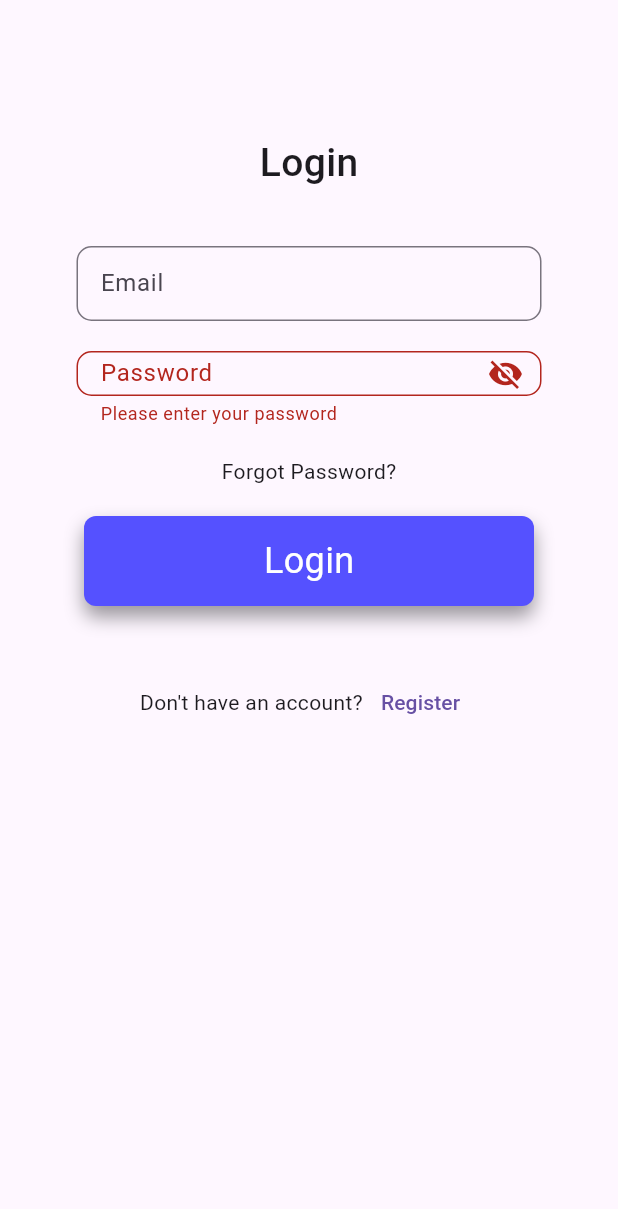
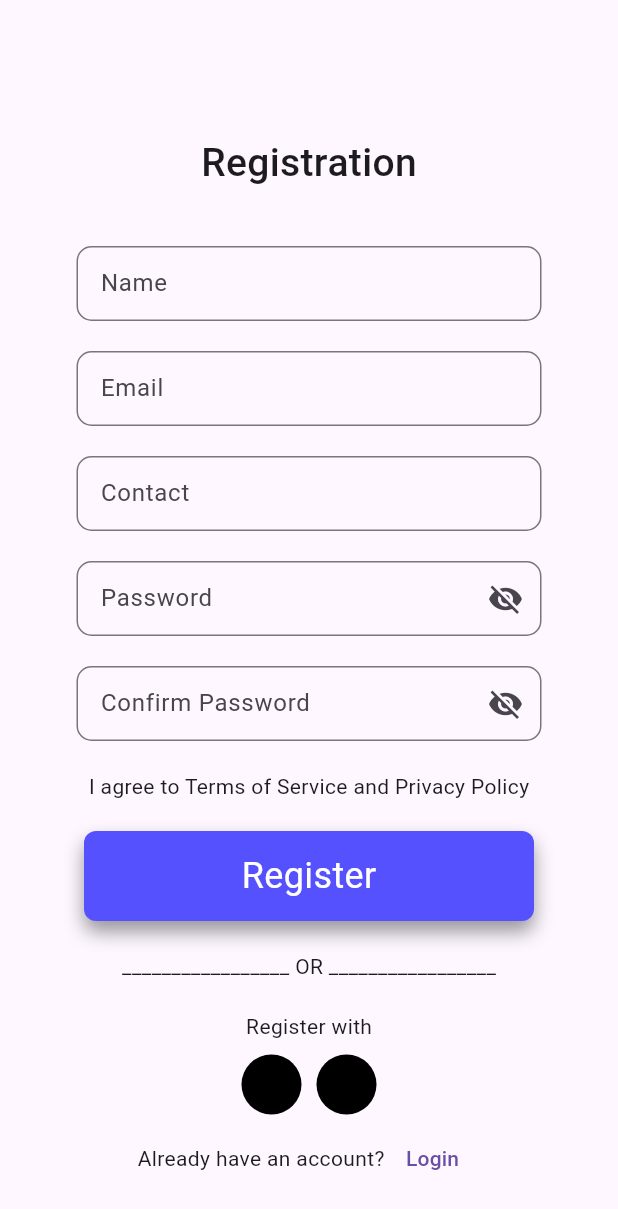
Before and after one commit to Antrimo/Pedro-Raccoon, a Flutter app: the screen it shows after launch, after a tap on "Login", after a tap on "Register", on a phone screen of 412 x 824 dp. Shown: the top 1209 px of the screen. Run offline on Flutter 3.47's test engine with Material 3 defaults, Android fonts, the phone set to English and light mode, and no system bars; our stand-ins replace firebase_core; accounts and stored records are empty; Roboto replaces fonts that are missing (Poppins).

Commit message:
register page structure

```diff
--- a/lib/Pages/login.dart
+++ b/lib/Pages/login.dart
@@ -1,4 +1,5 @@
 import 'package:flutter/material.dart';
+import 'package:raccoon/Pages/register.dart';
 import 'package:raccoon/raccoon.dart';
 
 class LoginPage extends StatefulWidget {
@@ -134,7 +135,16 @@
                 children: [
                   const Text("Don't have an account?"),
                   TextButton(
-                    onPressed: () {},
+                    onPressed: () {
+                      Navigator.push(
+                        context,
+                        MaterialPageRoute(
+                          builder: (context) {
+                            return const RegisterPage();
+                          },
+                        ),
+                      );
+                    },
                     child: const Text("Register"),
                   ),
                 ],
--- /dev/null
+++ b/lib/Pages/register.dart
@@ -0,0 +1,268 @@
+import 'package:flutter/material.dart';
+import 'package:raccoon/Pages/login.dart';
+
+class RegisterPage extends StatefulWidget {
+  const RegisterPage({super.key});
+
+  @override
+  _RegisterPageState createState() => _RegisterPageState();
+}
+
+class _RegisterPageState extends State<RegisterPage> {
+  final GlobalKey<FormState> _formKey = GlobalKey<FormState>();
+  bool _obscureText1 = true;
+  bool _obscureText2 = true;
+
+  final TextEditingController _nameController = TextEditingController();
+  final TextEditingController _emailController = TextEditingController();
+  final TextEditingController _contactController = TextEditingController();
+  final TextEditingController _passwordController = TextEditingController();
+  final TextEditingController _confirmPasswordController =
+      TextEditingController();
+
+  @override
+  Widget build(BuildContext context) {
+    return Scaffold(
+      body: SingleChildScrollView(
+        padding: const EdgeInsets.all(40.0),
+        child: Form(
+          key: _formKey,
+          child: Column(
+            crossAxisAlignment: CrossAxisAlignment.center,
+            children: [
+              Container(
+                margin: const EdgeInsets.only(top: 50.0),
+                child: const Center(
+                  child: Text(
+                    'Registration',
+                    style: TextStyle(
+                      fontSize: 26.0,
+                      fontWeight: FontWeight.w500,
+                      fontFamily: "Poppins",
+                    ),
+                  ),
+                ),
+              ),
+              const SizedBox(height: 37.0),
+              SizedBox(
+                width: 310, // Custom width
+                height: 50, // Custom height
+                child: TextFormField(
+                  controller: _nameController,
+                  decoration: const InputDecoration(
+                    labelText: 'Name',
+                    border: OutlineInputBorder(
+                      borderRadius: BorderRadius.all(Radius.circular(10)),
+                    ),
+                  ),
+                  validator: (value) {
+                    if (value!.isEmpty) {
+                      return 'Please enter your name';
+                    }
+                    return null;
+                  },
+                ),
+              ),
+              const SizedBox(height: 20.0),
+              SizedBox(
+                width: 310,
+                height: 50,
+                child: TextFormField(
+                  controller: _emailController,
+                  keyboardType: TextInputType.emailAddress,
+                  decoration: const InputDecoration(
+                    labelText: 'Email',
+                    border: OutlineInputBorder(
+                      borderRadius: BorderRadius.all(Radius.circular(10)),
+                    ),
+                  ),
+                  // validator: (value) {
+                  //   if (value!.isEmpty) {
+                  //     return 'Please enter your email';
+                  //   } else {
+                  //     return 'Please enter a valid email';
+                  //   }
+                  // },
+                ),
+              ),
+              const SizedBox(height: 20.0),
+              SizedBox(
+                width: 310, // Custom width
+                height: 50, // Custom height
+                child: TextFormField(
+                  controller: _contactController,
+                  keyboardType: TextInputType.phone,
+                  decoration: const InputDecoration(
+                    labelText: 'Contact',
+                    border: OutlineInputBorder(
+                      borderRadius: BorderRadius.all(Radius.circular(10)),
+                    ),
+                  ),
+                  validator: (value) {
+                    if (value!.isEmpty) {
+                      return 'Please enter your contact number';
+                    }
+                    return null;
+                  },
+                ),
+              ),
+              const SizedBox(height: 20.0),
+              SizedBox(
+                width: 310, // Custom width
+                height: 50, // Custom height
+                child: TextFormField(
+                  controller: _passwordController,
+                  obscureText: _obscureText1,
+                  decoration: InputDecoration(
+                    labelText: 'Password',
+                    border: const OutlineInputBorder(
+                      borderRadius: BorderRadius.all(Radius.circular(10)),
+                    ),
+                    suffixIcon: IconButton(
+                      icon: Icon(_obscureText1
+                          ? Icons.visibility_off
+                          : Icons.visibility),
+                      onPressed: () {
+                        setState(() {
+                          _obscureText1 = !_obscureText1;
+                        });
+                      },
+                    ),
+                  ),
+                  validator: (value) {
+                    if (value!.isEmpty) {
+                      return 'Please enter your password';
+                    }
+                    return null;
+                  },
+                ),
+              ),
+              const SizedBox(height: 20.0),
+              SizedBox(
+                width: 310, // Custom width
+                height: 50, // Custom height
+                child: TextFormField(
+                  controller: _confirmPasswordController,
+                  obscureText: _obscureText2,
+                  decoration: InputDecoration(
+                    labelText: 'Confirm Password',
+                    border: const OutlineInputBorder(
+                      borderRadius: BorderRadius.all(Radius.circular(10)),
+                    ),
+                    suffixIcon: IconButton(
+                      icon: Icon(_obscureText2
+                          ? Icons.visibility_off
+                          : Icons.visibility),
+                      onPressed: () {
+                        setState(() {
+                          _obscureText2 = !_obscureText2;
+                        });
+                      },
+                    ),
+                  ),
+                  validator: (value) {
+                    if (value!.isEmpty) {
+                      return 'Please confirm your password';
+                    } else if (value != _passwordController.text) {
+                      return 'Passwords do not match';
+                    }
+                    return null;
+                  },
+                ),
+              ),
+              const SizedBox(height: 20.0),
+              const Text("I agree to Terms of Service and Privacy Policy"),
+              const SizedBox(
+                height: 20,
+              ),
+              GestureDetector(
+                onTap: () {
+                  if (_formKey.currentState!.validate()) {
+                    // Navigator.push(
+                    //   context,
+                    //   MaterialPageRoute(
+                    //     builder: (context) => const LandingPage(),
+                    //   ),
+                    // );
+                  }
+                },
+                child: Container(
+                  width: 300,
+                  height: 60,
+                  decoration: const BoxDecoration(
+                    boxShadow: [
+                      BoxShadow(
+                        color: Color.fromRGBO(52, 51, 56, 0.494),
+                        blurRadius: 10,
+                        offset: Offset(0, 7),
+                      ),
+                    ],
+                    color: Color.fromRGBO(85, 81, 255, 1),
+                    borderRadius: BorderRadius.all(
+                      Radius.circular(8),
+                    ),
+                  ),
+                  child: const Center(
+                    child: Text(
+                      "Register",
+                      style: TextStyle(color: Colors.white, fontSize: 24),
+                    ),
+                  ),
+                ),
+              ),
+              const SizedBox(height: 20.0),
+              const Text("_________________ OR _________________"),
+              const SizedBox(height: 20.0),
+              const Text("Register with"),
+              const SizedBox(height: 9.0),
+              Row(
+                mainAxisAlignment: MainAxisAlignment.center,
+                children: [
+                  Container(
+                    width: 40,
+                    height: 40,
+                    decoration: const BoxDecoration(
+                      color: Colors.black,
+                      borderRadius: BorderRadius.all(
+                        Radius.circular(100),
+                      ),
+                    ),
+                    // child: Image.asset("assets/google.png"),
+                  ),
+                  const SizedBox(width: 10),
+                  Container(
+                    width: 40,
+                    height: 40,
+                    decoration: const BoxDecoration(
+                      color: Colors.black,
+                      borderRadius: BorderRadius.all(
+                        Radius.circular(100),
+                      ),
+                    ),
+                    // child: Image.asset("assets/apple.png"),
+                  ),
+                ],
+              ),
+              const SizedBox(height: 5.0),
+              Row(
+                mainAxisAlignment: MainAxisAlignment.center,
+                children: [
+                  const Text("Already have an account?"),
+                  TextButton(
+                    onPressed: () {
+                      Navigator.push(
+                          context,
+                          MaterialPageRoute(
+                              builder: (context) => const LoginPage()));
+                    },
+                    child: const Text("Login"),
+                  ),
+                ],
+              )
+            ],
+          ),
+        ),
+      ),
+    );
+  }
+}
```
